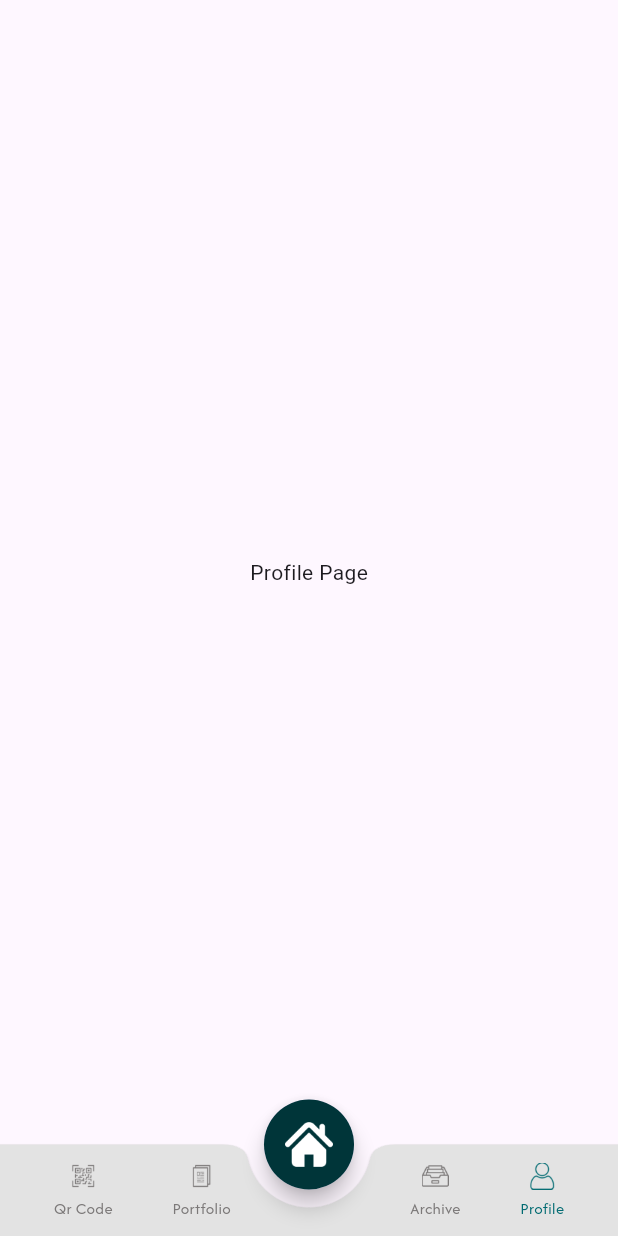
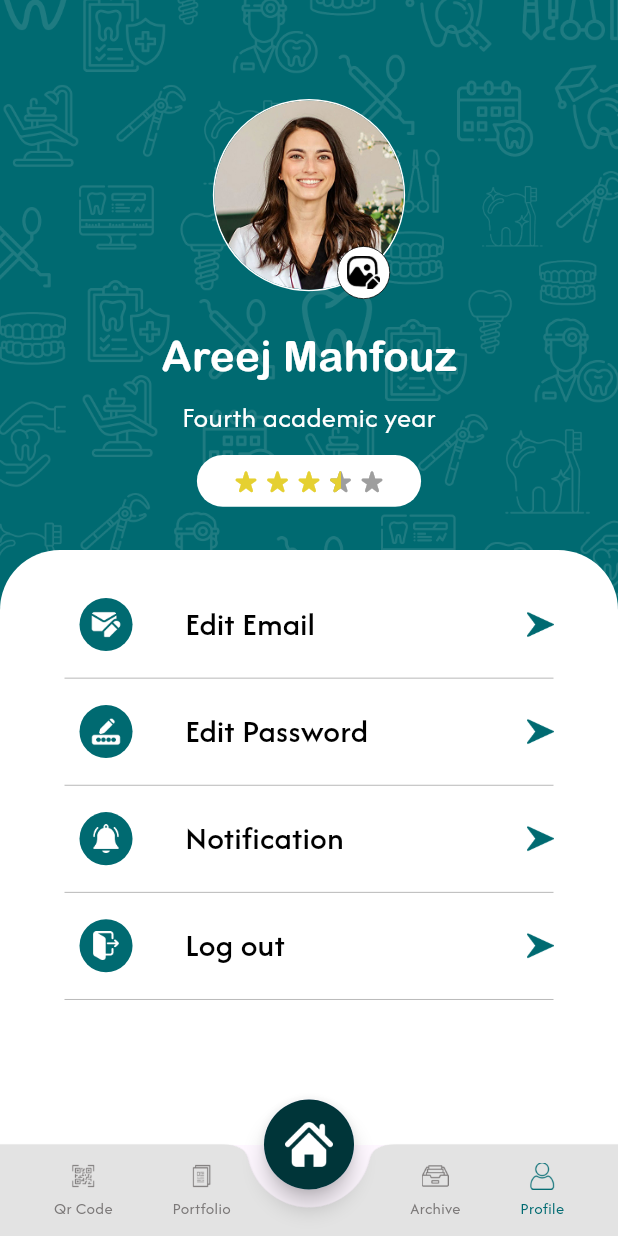
Before and after one commit to Farojeh/DenTech-Smile, a Flutter app: the screen it shows after launch, item 4 of the bottom bar chosen, on a phone screen of 412 x 824 dp. Run offline on Flutter 3.47's test engine with Material 3 defaults, Android fonts, the light colour scheme and no system bars; drawn by our look-alikes of flutter_rating_bar; our stand-ins replace awesome_snackbar_content, bloc, device_preview, dio, flutter_bloc, get_it and 4 more.

Commit message:
Profile page UI and logic

```diff
--- a/lib/core/utils/static.dart
+++ b/lib/core/utils/static.dart
@@ -12,9 +12,9 @@ class Static {
   static String abhayaLibrefont = "AbhayaLibre";
   static String afacadfont = "Afacad";
   static String arialRoundedMTfont = "ArialRoundedMT";
-  static Color basiccolor = Color(0xff006A71);
-  static Color lightcolor = Color(0xff353535);
-  static Color lightcolor2 = Color(0xff7C7979);
+  static Color basiccolor = const Color(0xff006A71);
+  static Color lightcolor = const Color(0xff353535);
+  static Color lightcolor2 = const Color(0xff7C7979);
   static String ipconfig = "192.168.37.207";
   static String userName = "userName";
   static String userNumber = "userNumber";
@@ -22,6 +22,7 @@ class Static {
   static String userRole =
       "userRole"; //2 for patient , 1 for student , 4 for doctor
   static String token = "Token";
+  static String studentimage = "studentimage";
 
   static void home(BuildContext context) {
     if (userInfo!.getInt(userRole) == 1) {
@@ -50,7 +51,7 @@ class Static {
     );
   }
 
- static Future<bool> pickeimage(BuildContext context) async {
+  static Future<bool> pickeimage(BuildContext context) async {
     final ImagePicker picker = ImagePicker();
     XFile? image;
     final XFile? img = await picker.pickImage(source: ImageSource.gallery);
@@ -69,4 +70,28 @@ class Static {
     }
     return false;
   }
+
+  static Future<String?> pickeimageprofile(BuildContext context) async {
+    final ImagePicker picker = ImagePicker();
+    XFile? image;
+    final XFile? img = await picker.pickImage(source: ImageSource.gallery);
+    if (img != null) {
+      image = img;
+    }
+
+    if (!context.mounted) return null;
+
+    if (image != null) {
+      bool? result = await showDialog(
+        context: context,
+        builder: (context) => ImageDialog(image: File(image!.path)),
+      );
+      if (result == true) {
+        return image.path;
+      } else {
+        return null;
+      }
+    }
+    return null;
+  }
 }
--- a/lib/student/Home/view/widget/top_home_view.dart
+++ b/lib/student/Home/view/widget/top_home_view.dart
@@ -1,4 +1,7 @@
+import 'dart:io';
+
 import 'package:dentech_smile/core/utils/static.dart';
+import 'package:dentech_smile/main.dart';
 import 'package:flutter/material.dart';
 
 class TopHomeView extends StatelessWidget {
@@ -67,12 +70,15 @@ class TopHomeView extends StatelessWidget {
                 border: Border.all(width: 1, color: Colors.black),
                 borderRadius: BorderRadius.circular(16)),
             child: ClipRRect(
-              borderRadius: BorderRadius.circular(16),
-              child: Image.asset(
-                "assets/images/student.jpg",
-                fit: BoxFit.cover,
-              ),
-            ),
+                borderRadius: BorderRadius.circular(15),
+                child: userInfo!.getString(Static.studentimage) == null
+                    ? Image.asset(
+                        "assets/images/student.jpg",
+                        fit: BoxFit.cover,
+                      )
+                    : Image.file(
+                        File(userInfo!.getString(Static.studentimage)!),
+                        fit: BoxFit.cover)),
           )
         ],
       ),
--- a/lib/student/main_tap/controller/cubit/tab_cubit_cubit.dart
+++ b/lib/student/main_tap/controller/cubit/tab_cubit_cubit.dart
@@ -2,7 +2,7 @@ import 'package:bloc/bloc.dart';
 import 'package:dentech_smile/student/Home/view/home_page.dart';
 import 'package:dentech_smile/student/archive/view/archive_page.dart';
 import 'package:dentech_smile/student/portfolio/view/portfolio_page.dart';
-import 'package:dentech_smile/student/profile/profile_page.dart';
+import 'package:dentech_smile/student/profile/view/profile_page.dart';
 import 'package:dentech_smile/student/qr_code/qr_code.dart';
 import 'package:flutter/material.dart';
 import 'package:meta/meta.dart';
--- a/lib/student/profile/profile_page.dart
+++ /dev/null
@@ -1,14 +0,0 @@
-import 'package:flutter/material.dart';
-
-class ProfilePage extends StatelessWidget {
-  const ProfilePage({super.key});
-
-  @override
-  Widget build(BuildContext context) {
-    return Scaffold(
-      body: Center(
-        child: Text("Profile Page"),
-      ),
-    );
-  }
-}
--- /dev/null
+++ b/lib/student/profile/view/profile_page.dart
@@ -0,0 +1,12 @@
+import 'package:dentech_smile/student/profile/view/widget/profile_background.dart';
+import 'package:dentech_smile/student/profile/view/widget/profile_body.dart';
+import 'package:flutter/material.dart';
+
+class ProfilePage extends StatelessWidget {
+  const ProfilePage({super.key});
+
+  @override
+  Widget build(BuildContext context) {
+    return const Profilebackground(screen: ProfileBody());
+  }
+}
--- /dev/null
+++ b/lib/student/profile/view/widget/image_profile.dart
@@ -0,0 +1,75 @@
+import 'dart:io';
+import 'package:dentech_smile/core/utils/static.dart';
+import 'package:dentech_smile/main.dart';
+import 'package:flutter/material.dart';
+
+class ImageProfile extends StatefulWidget {
+  const ImageProfile({super.key});
+
+  @override
+  State<ImageProfile> createState() => _ImageProfileState();
+}
+
+class _ImageProfileState extends State<ImageProfile> {
+  String? imageprofile = userInfo!.getString(Static.studentimage);
+  @override
+  Widget build(BuildContext context) {
+    return SizedBox(
+      height: Static.gethieght(context, 160),
+      width: Static.gethieght(context, 145),
+      child: Stack(
+        children: [
+          Container(
+            height: Static.gethieght(context, 145),
+            width: Static.gethieght(context, 145),
+            decoration: BoxDecoration(
+              shape: BoxShape.circle,
+              border: Border.all(
+                width: 1,
+                color: Colors.white,
+              ),
+            ),
+            child: ClipOval(
+              child: imageprofile == null
+                  ? Image.asset(
+                      "assets/images/student.jpg",
+                      fit: BoxFit.cover,
+                      height: 145,
+                      width: 145,
+                    )
+                  : Image.file(File(imageprofile!), fit: BoxFit.cover),
+            ),
+          ),
+          Positioned(
+              right: 10,
+              bottom: 8,
+              child: InkWell(
+                overlayColor:
+                    MaterialStatePropertyAll(Colors.white.withOpacity(0)),
+                onTap: () async {
+                  String? result = await Static.pickeimageprofile(context);
+                  if (result != null) {
+                    setState(() {
+                      imageprofile = result;
+                    });
+                    userInfo!.setString(Static.studentimage, result);
+                  }
+                },
+                child: Container(
+                    height: Static.gethieght(context, 40),
+                    width: Static.gethieght(context, 40),
+                    decoration: BoxDecoration(
+                        shape: BoxShape.circle,
+                        color: Colors.white,
+                        border: Border.all(width: 0.5, color: Colors.black)),
+                    padding: const EdgeInsets.all(6),
+                    child: Image.asset(
+                      "assets/images/edit-image (1) 1.png",
+                      fit: BoxFit.contain,
+                    )),
+              ))
+        ],
+      ),
+    );
+  }
+}
--- /dev/null
+++ b/lib/student/profile/view/widget/profile_background.dart
@@ -0,0 +1,66 @@
+import 'package:dentech_smile/core/utils/static.dart';
+import 'package:dentech_smile/student/profile/view/widget/top_profile.dart';
+import 'package:flutter/material.dart';
+class Profilebackground extends StatelessWidget {
+  final Widget screen;
+  const Profilebackground({super.key, required this.screen});
+
+  @override
+  Widget build(BuildContext context) {
+    return Scaffold(
+      resizeToAvoidBottomInset: true,
+      body: SingleChildScrollView(
+        child: SizedBox(
+          height: MediaQuery.of(context).size.height - 60,
+          width: MediaQuery.of(context).size.width,
+          child: Stack(
+            alignment: Alignment.bottomCenter,
+            children: [
+              Container(
+                height: MediaQuery.of(context).size.height,
+                width: MediaQuery.of(context).size.width,
+                color: Static.basiccolor,
+              ),
+              Positioned(
+                top: 0,
+                child: Container(
+                  height: MediaQuery.of(context).size.height * 0.5,
+                  width: MediaQuery.of(context).size.width,
+                  color: Static.basiccolor,
+                ),
+              ),
+              Positioned(
+                top: 0,
+                child: Opacity(
+                  opacity: 0.15,
+                  child: Image.asset(
+                    "assets/images/background.png",
+                    fit: BoxFit.cover,
+                    height: MediaQuery.of(context).size.height,
+                    width: MediaQuery.of(context).size.width,
+                  ),
+                ),
+              ),
+              Positioned(
+                  top: MediaQuery.of(context).size.height * 0.08,
+                  child:const TopProfile()),
+              Positioned(
+                top: MediaQuery.of(context).size.height * 0.445,
+                child: Container(
+                  height: MediaQuery.of(context).size.height * 0.8,
+                  width: MediaQuery.of(context).size.width,
+                  decoration: const BoxDecoration(
+                      color: Colors.white,
+                      borderRadius: BorderRadius.only(
+                          topLeft: Radius.circular(40),
+                          topRight: Radius.circular(40))),
+                  child: screen,
+                ),
+              ),
+            ],
+          ),
+        ),
+      ),
+    );
+  }
+}
--- /dev/null
+++ b/lib/student/profile/view/widget/profile_body.dart
@@ -0,0 +1,92 @@
+import 'package:dentech_smile/core/utils/static.dart';
+import 'package:flutter/material.dart';
+
+class ProfileBody extends StatefulWidget {
+  const ProfileBody({super.key});
+
+  @override
+  State<ProfileBody> createState() => _ProfileBodyState();
+}
+
+class _ProfileBodyState extends State<ProfileBody> {
+  List<Map<String, String>> profile = [
+    {
+      "id": "1",
+      "image": "assets/images/edit 1.png",
+      "title": "Edit Email",
+      "padding": "7.5"
+    },
+    {
+      "id": "2",
+      "image": "assets/images/password 1.png",
+      "title": "Edit Password",
+      "padding": "5"
+    },
+    {
+      "id": "3",
+      "image": "assets/images/notification 1.png",
+      "title": "Notification",
+      "padding": "8"
+    },
+    {
+      "id": "4",
+      "image": "assets/images/logout 1.png",
+      "title": "Log out ",
+      "padding": "8"
+    },
+  ];
+  @override
+  Widget build(BuildContext context) {
+    return Container(
+      margin: const EdgeInsets.only(top: 22, left: 43, right: 43),
+      child: Column(
+        children: profile
+            .map((item) => Column(
+                  children: [
+                    Row(
+                      children: [
+                        Container(
+                          padding:
+                              EdgeInsets.all(double.parse(item["padding"]!)),
+                          margin: const EdgeInsets.only(
+                              bottom: 10, top: 10, left: 10, right: 10),
+                          height: Static.gethieght(context, 40),
+                          width: Static.gethieght(context, 40),
+                          decoration: BoxDecoration(
+                              shape: BoxShape.circle, color: Static.basiccolor),
+                          child: Image.asset(
+                            item["image"]!,
+                            fit: BoxFit.contain,
+                          ),
+                        ),
+                        const SizedBox(
+                          width: 25,
+                        ),
+                        Text(
+                          item["title"]!,
+                          style: TextStyle(
+                              fontFamily: Static.afacadfont,
+                              fontWeight: FontWeight.w500,
+                              color: Colors.black,
+                              fontSize: Static.getwieght(context, 23)),
+                        ),
+                        const Spacer(),
+                        Image.asset(
+                          "assets/images/right-arrow 1.png",
+                          height: Static.gethieght(context, 20),
+                          width: Static.gethieght(context, 20),
+                          fit: BoxFit.contain,
+                        )
+                      ],
+                    ),
+                    const Divider(
+                      thickness: 0.3,
+                      color: Color(0xff626262),
+                    )
+                  ],
+                ))
+            .toList(),
+      ),
+    );
+  }
+}
--- /dev/null
+++ b/lib/student/profile/view/widget/top_profile.dart
@@ -0,0 +1,63 @@
+import 'package:dentech_smile/core/utils/static.dart';
+import 'package:dentech_smile/student/profile/view/widget/image_profile.dart';
+import 'package:flutter/material.dart';
+import 'package:flutter_rating_bar/flutter_rating_bar.dart';
+
+class TopProfile extends StatelessWidget {
+  const TopProfile({super.key});
+
+  @override
+  Widget build(BuildContext context) {
+    return SizedBox(
+      height: Static.gethieght(context, 304),
+      width: Static.getwieght(context, 278),
+      child: Column(
+        mainAxisAlignment: MainAxisAlignment.start,
+        crossAxisAlignment: CrossAxisAlignment.center,
+        children: [
+          const ImageProfile(),
+          const SizedBox(
+            height: 10,
+          ),
+          Text(
+            "Areej Mahfouz",
+            style: TextStyle(
+                fontFamily: Static.arialRoundedMTfont,
+                fontSize: 28,
+                color: Colors.white),
+          ),
+          const SizedBox(
+            height: 7,
+          ),
+          Text(
+            "Fourth academic year",
+            style: TextStyle(
+                fontFamily: Static.afacadfont,
+                fontSize: 19,
+                fontWeight: FontWeight.w400,
+                color: Colors.white),
+          ),
+          const SizedBox(
+            height: 12,
+          ),
+          Container(
+            alignment: Alignment.center,
+            height: Static.gethieght(context, 39),
+            width: Static.getwieght(context, 156),
+            decoration: BoxDecoration(
+                borderRadius: BorderRadius.circular(20), color: Colors.white),
+            child: RatingBarIndicator(
+              rating: 3.5,
+              itemBuilder: (context, index) => const Icon(
+                  Icons.star_rate_rounded,
+                  color: Color.fromARGB(255, 229, 208, 49)),
+              itemCount: 5,
+              itemSize: 21,
+              direction: Axis.horizontal,
+            ),
+          )
+        ],
+      ),
+    );
+  }
+}
```
Also changed, not shown: assets/images/edit 1.png (added), assets/images/edit-image (1) 1.png (added), assets/images/logout 1.png (added), assets/images/notification 1.png (added), assets/images/password 1.png (added), assets/images/right-arrow 1.png (added).
